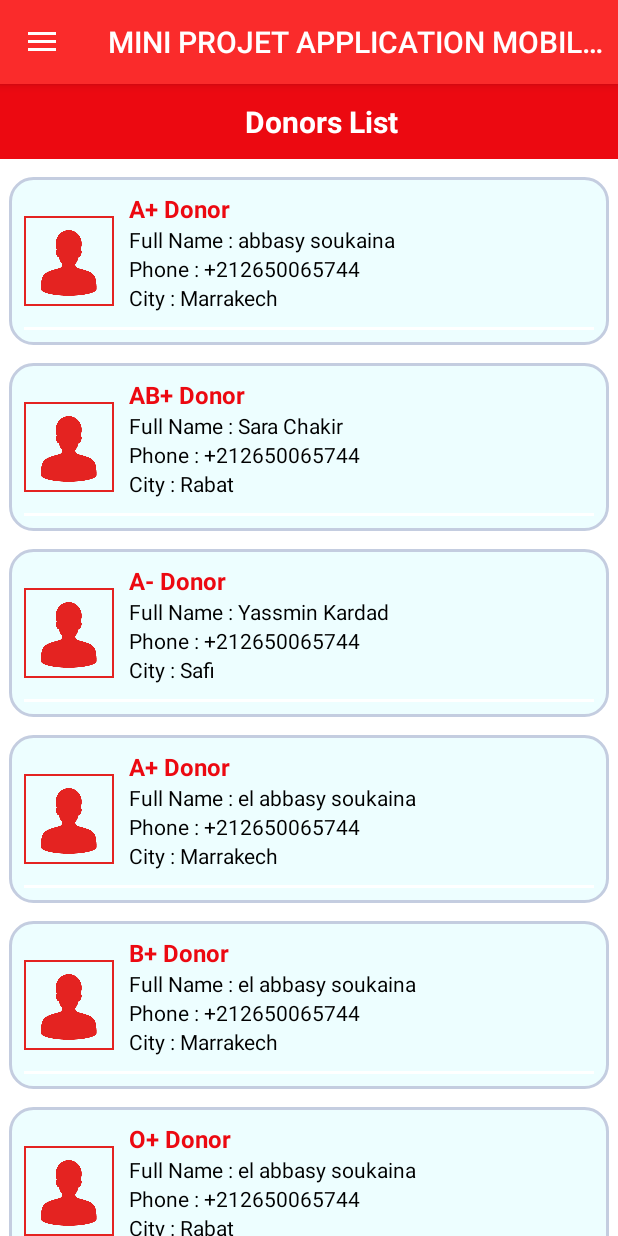
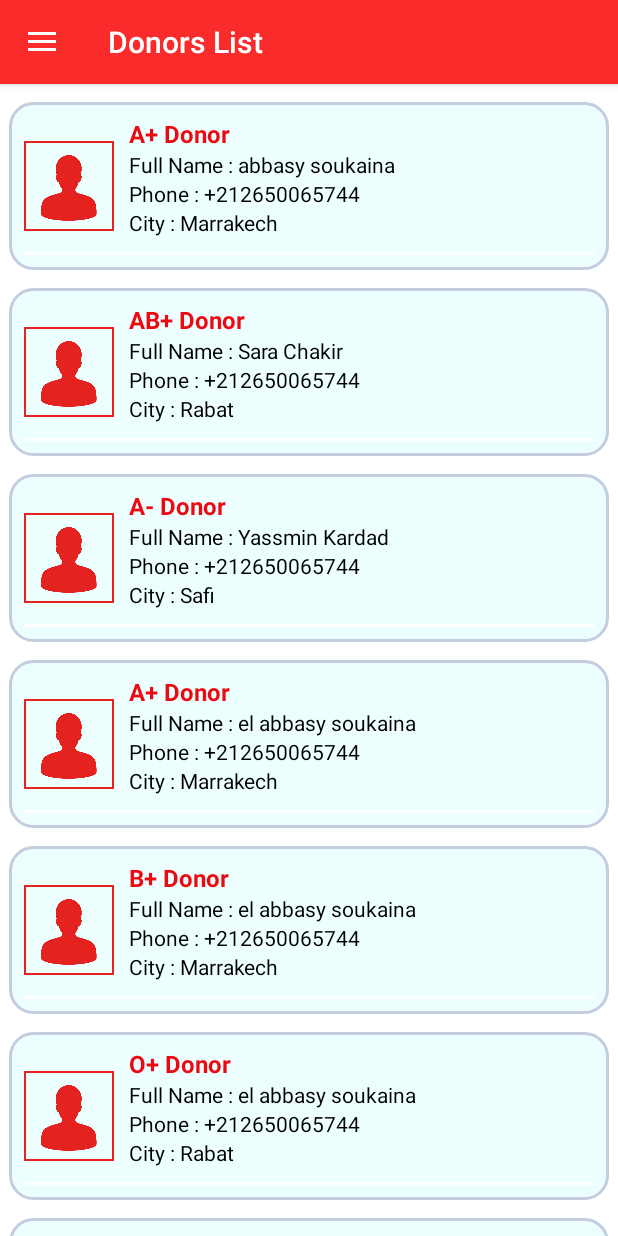
Before and after one commit to Mobile-Prj/MINI_PROJET_APPLICATION_MOBILE-BLOOD_DONATION, an Android app: the CoreAppActivity screen opened directly, with no data from a screen before it, in the side drawer, after a tap on "Donor List", on a phone screen of 412 x 824 dp. Run offline under Robolectric (Android 15) with nearby library versions, the phone set to English and light mode, and no system bars.

Commit message:
fix: resolve page title name while changing fragment

```diff
--- a/app/src/main/AndroidManifest.xml
+++ b/app/src/main/AndroidManifest.xml
@@ -16,6 +16,7 @@
         <activity
             android:name=".Activities.CoreAppActivity"
             android:exported="false"
+            android:label="@string/profile_email"
             android:theme="@style/Theme.Design.NoActionBar">
             <meta-data
                 android:name="android.app.lib_name"
--- a/app/src/main/java/com/example/miniprojetapplicationmobileblooddonation/Activities/CoreAppActivity.java
+++ b/app/src/main/java/com/example/miniprojetapplicationmobileblooddonation/Activities/CoreAppActivity.java
@@ -1,6 +1,7 @@
 package com.example.miniprojetapplicationmobileblooddonation.Activities;
 
 import androidx.annotation.NonNull;
+import androidx.appcompat.app.ActionBar;
 import androidx.appcompat.app.ActionBarDrawerToggle;
 import androidx.appcompat.app.AppCompatActivity;
 import androidx.core.view.GravityCompat;
@@ -42,6 +43,7 @@ public class CoreAppActivity extends AppCompatActivity implements  NavigationVie
     @Override
     protected void onCreate(Bundle savedInstanceState) {
         super.onCreate(savedInstanceState);
+        setTitle(R.string.profile);
         setContentView(R.layout.activity_core_app);
 
         replaceFragment(new DonorsListFragment());
@@ -100,17 +102,19 @@ public class CoreAppActivity extends AppCompatActivity implements  NavigationVie
             case R.id.profile: {
                 getSupportFragmentManager().beginTransaction().replace(R.id.fragment_container,
                         new ProfileFragment()).commit();
-                Toast.makeText(CoreAppActivity.this, "Page profile", Toast.LENGTH_SHORT).show();
+                // on change le title de l'activite qui contient les fragments
+                setTitle(R.string.profile);
                 break;
             }
             case R.id.donorList: {
                 getSupportFragmentManager().beginTransaction().replace(R.id.fragment_container,
                         new DonorsListFragment()).commit();
-                Toast.makeText(CoreAppActivity.this, "Page donor list", Toast.LENGTH_SHORT).show();
+                setTitle(R.string.donors_list);
                 break;
             }
             case R.id.demanderList: {
-                Toast.makeText(CoreAppActivity.this, "Page demander list", Toast.LENGTH_SHORT).show();
+                //setTitle(R.string.demanders_list);
+                Toast.makeText(CoreAppActivity.this, "Page demanders list", Toast.LENGTH_SHORT).show();
                 break;
             }
             case R.id.deconnection: {
--- a/app/src/main/res/layout/fragment_donors_list.xml
+++ b/app/src/main/res/layout/fragment_donors_list.xml
@@ -4,9 +4,9 @@
     android:layout_height="match_parent"
     xmlns:tools="http://schemas.android.com/tools">
 
-    <include
+    <!--include
         layout="@layout/donor_list_tool_bar"
-        />
+        /-->
     <androidx.recyclerview.widget.RecyclerView
         android:layout_width="match_parent"
         android:layout_height="wrap_content"
--- a/app/src/main/res/menu/main_menu.xml
+++ b/app/src/main/res/menu/main_menu.xml
@@ -11,7 +11,7 @@
             android:title="Donor List"/>
         <item android:id="@+id/demanderList"
             android:icon="@drawable/receiver"
-            android:title="Demander List"/>
+            android:title="Demanders List"/>
         <item android:id="@+id/deconnection"
             android:icon="@drawable/exit"
             android:title="Deconnection"/>
--- a/app/src/main/res/values/strings.xml
+++ b/app/src/main/res/values/strings.xml
@@ -39,6 +39,8 @@
     <!-- drawer part -->
     <string name="open">Open Navigation Drawer</string>
     <string name="close">Close Navigation Drawer</string>
+    <string name="profile">Profile</string>
+    <string name="demanders_list">Demanders List</string>
 
     <string-array name="bloodGroups">
         <item>Groupe</item>
```
